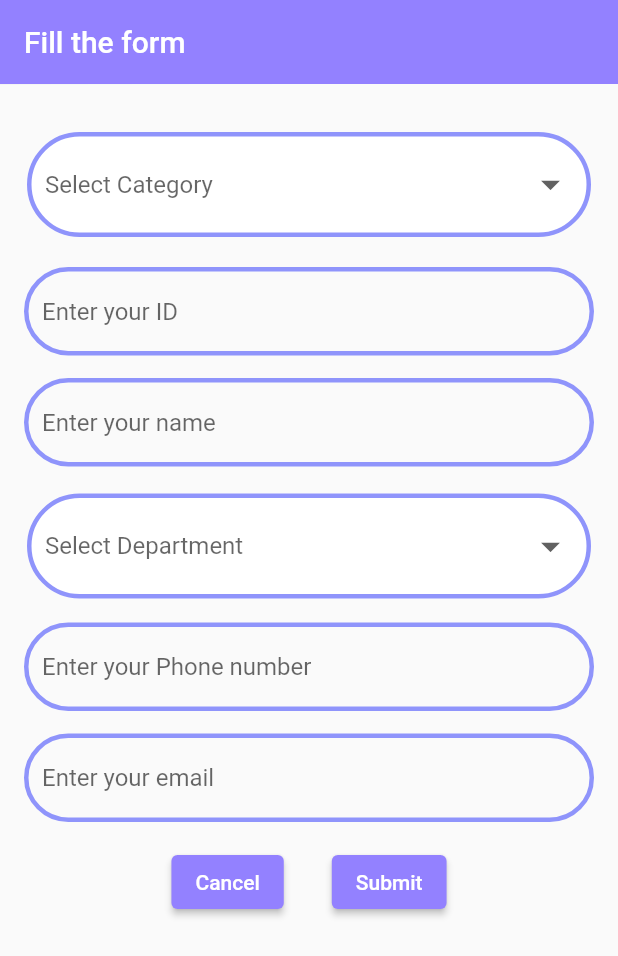
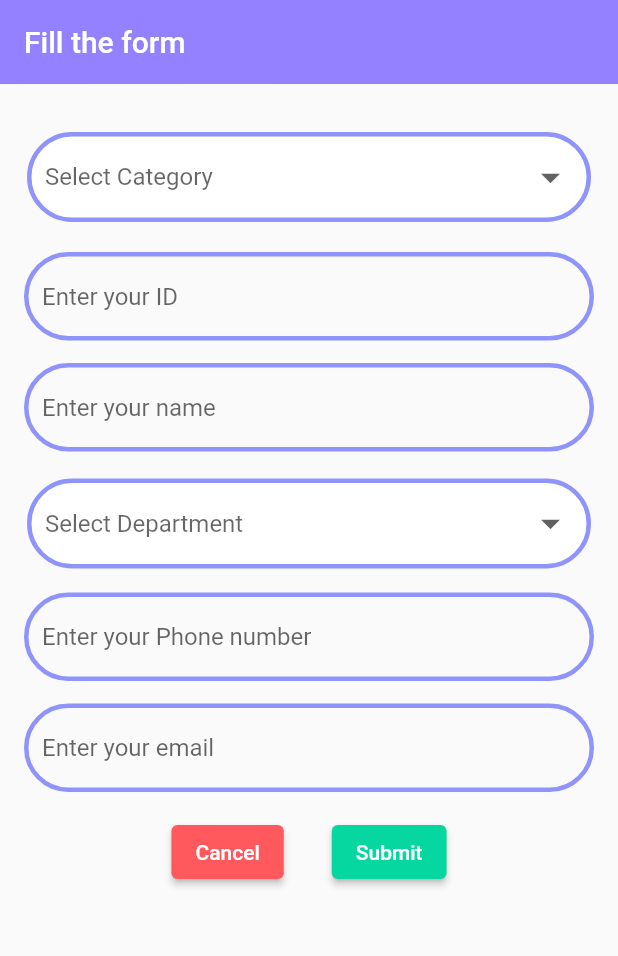
Before and after one commit to aadhi-prem/Duty-Normalizer-App, a Flutter app: the MyCustomForm screen opened directly, on a phone screen of 412 x 824 dp. Shown: the top 956 px of the screen. Run offline on Flutter 3.47's test engine with Material 2 defaults, Android fonts, the phone set to English and light mode, and no system bars; our stand-ins replace csv, dotted_border, file_picker, fluttertoast, open_file and 3 more; missing offline and left inert: dart:ffi; accounts and stored records are empty; project files that could hold a hidden picture were left out.

Commit message:
Add files via upload

```diff
--- a/lib/add_indv.dart
+++ b/lib/add_indv.dart
@@ -61,6 +61,9 @@ class MyCustomFormState extends State<MyCustomForm> {
               children: <Widget>[
                 Padding(
                   padding: const EdgeInsets.symmetric(horizontal: 2.0,vertical: 16),
+                  child: Container(
+                    width: 380,
+                    height: 60,
                     child: DropdownButtonFormField(
                       decoration: InputDecoration(
                         enabledBorder: OutlineInputBorder(
@@ -114,6 +117,7 @@ class MyCustomFormState extends State<MyCustomForm> {
                           child: Text(valueItem2),
                         );
                       }).toList(),
+                    ),
                   ),
                 ),
 
@@ -188,6 +192,7 @@ class MyCustomFormState extends State<MyCustomForm> {
                   padding: const EdgeInsets.symmetric(horizontal: 2.0,vertical: 16),
                   child: Container(
                     width: 380,
+                    height: 60,
                     child: DropdownButtonFormField(
                       decoration: InputDecoration(
                         enabledBorder: OutlineInputBorder(
@@ -281,7 +286,7 @@ class MyCustomFormState extends State<MyCustomForm> {
                     children: [
                       ElevatedButton(
                         style: ElevatedButton.styleFrom(
-                          primary: Color(0xff9381ff),
+                          primary: Color(0xffff595e),
                         ),
                         onPressed: () {
                           Navigator.pushReplacement(
@@ -295,7 +300,7 @@ class MyCustomFormState extends State<MyCustomForm> {
                       ),
                       SizedBox(width: 32,),
                       ElevatedButton(
-                        style: ElevatedButton.styleFrom( primary: Color(0xff9381ff),), //violet color
+                        style: ElevatedButton.styleFrom( primary: Color(0xff06d6a0),), //green color
                         onPressed: () async {
                           _formKey.currentState?.save();
                           if (_formKey.currentState?.validate() == true) {
```
Lines whose indentation alone changed are shown as unchanged.
